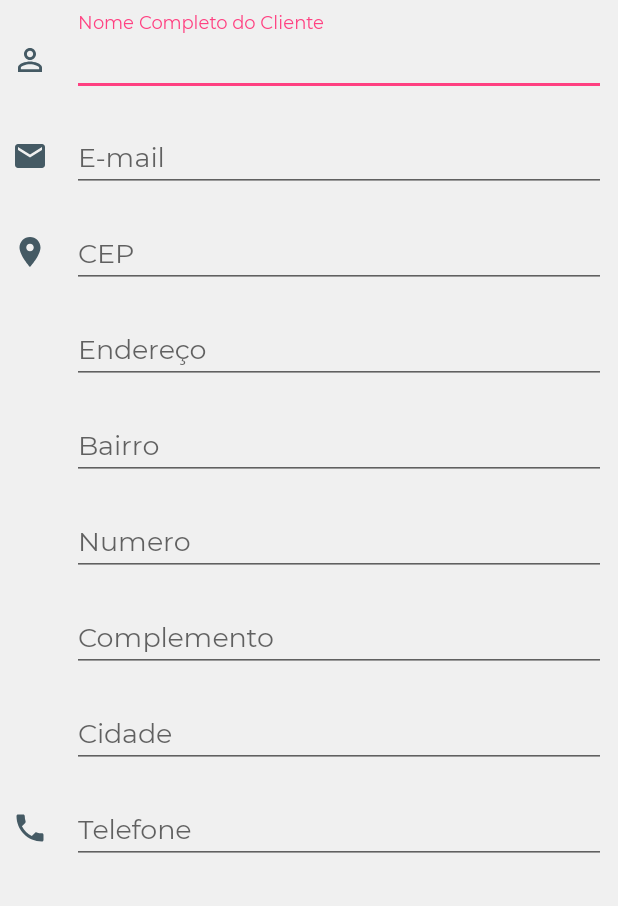
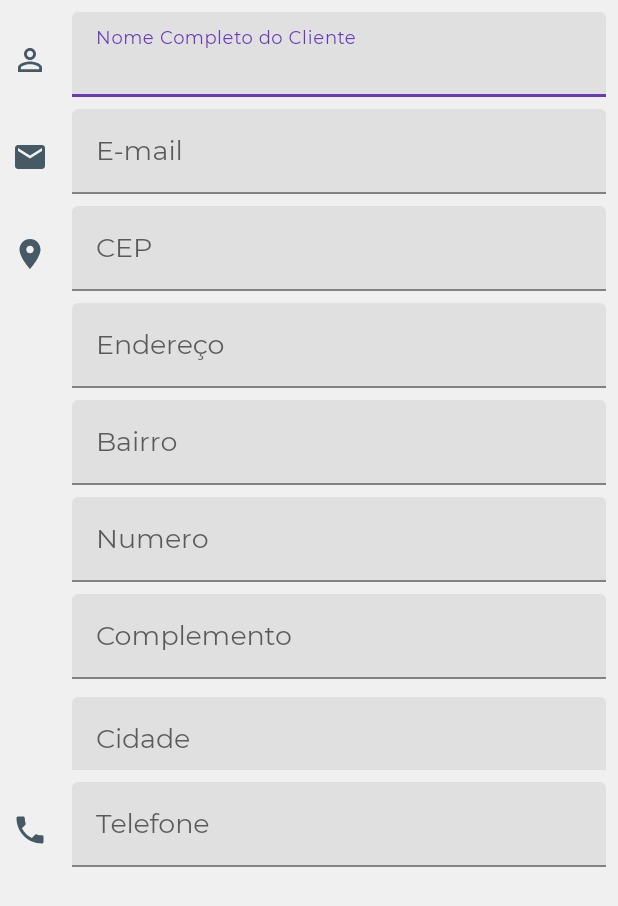
Before and after one commit to BLACKFISHLABS/artem-app, an Android app: the layout content_add_customer.xml on its own in the app's theme, with its tools: preview values and no code run, on a phone screen of 412 x 824 dp. Shown: the top 906 px of the screen. Run offline under Robolectric (Android 15) with nearby library versions, the phone set to English and light mode, and no system bars.

```diff
--- a/app/build.gradle
+++ b/app/build.gradle
@@ -9,8 +9,8 @@ android {
         applicationId "io.github.blackfishlabs.artem"
         minSdkVersion 22
         targetSdkVersion 29
-        versionCode 11
-        versionName "1.1.1"
+        versionCode 12
+        versionName "1.1.2"
         testInstrumentationRunner "androidx.test.runner.AndroidJUnitRunner"
         vectorDrawables.useSupportLibrary = true
         multiDexEnabled true
@@ -76,7 +76,7 @@ dependencies {
     // Logging
     implementation 'com.jakewharton.timber:timber:4.5.1'
     // MultiDex Auto
-    implementation 'androidx.multidex:multidex:2.0.0'
+    implementation 'androidx.multidex:multidex:2.0.1'
     // dexter runtime permissions
     implementation 'com.karumi:dexter:5.0.0'
     // Chart
--- a/app/src/main/res/values/styles.xml
+++ b/app/src/main/res/values/styles.xml
@@ -38,18 +38,21 @@
         <item name="android:scrollbarStyle">insideOverlay</item>
     </style>
 
-    <style name="FormInputLayout" parent="Widget.Design.TextInputLayout">
+    <style name="FormInputLayout" parent="@style/Widget.MaterialComponents.TextInputLayout.FilledBox">
         <item name="android:layout_width">match_parent</item>
         <item name="android:layout_height">wrap_content</item>
-        <item name="android:layout_marginBottom">@dimen/keyline_medium</item>
+        <item name="android:clipChildren">false</item>
+        <item name="android:layout_marginBottom">8dp</item>
     </style>
 
     <style name="EditableField" parent="Widget.AppCompat.EditText">
         <item name="android:layout_width">match_parent</item>
         <item name="android:layout_height">wrap_content</item>
         <item name="android:maxLines">1</item>
+        <item name="android:ellipsize">end</item>
         <item name="android:selectAllOnFocus">true</item>
         <item name="android:imeOptions">actionNext</item>
+        <item name="android:padding">16dp</item>
     </style>
 
     <style name="NonEditableField" parent="Widget.AppCompat.EditText">
@@ -60,6 +63,13 @@
         <item name="android:longClickable">false</item>
         <item name="android:cursorVisible">false</item>
         <item name="android:inputType">none</item>
+        <item name="android:translationY">4dp</item>
+        <item name="android:paddingTop">12dp</item>
+        <item name="android:paddingBottom">16dp</item>
+        <item name="android:paddingLeft">16dp</item>
+        <item name="android:maxLines">2</item>
+        <item name="android:ellipsize">end</item>
+        <item name="android:gravity">top|left</item>
     </style>
 
     <style name="HintTextStyle" parent="TextAppearance.Design.Hint">
```
